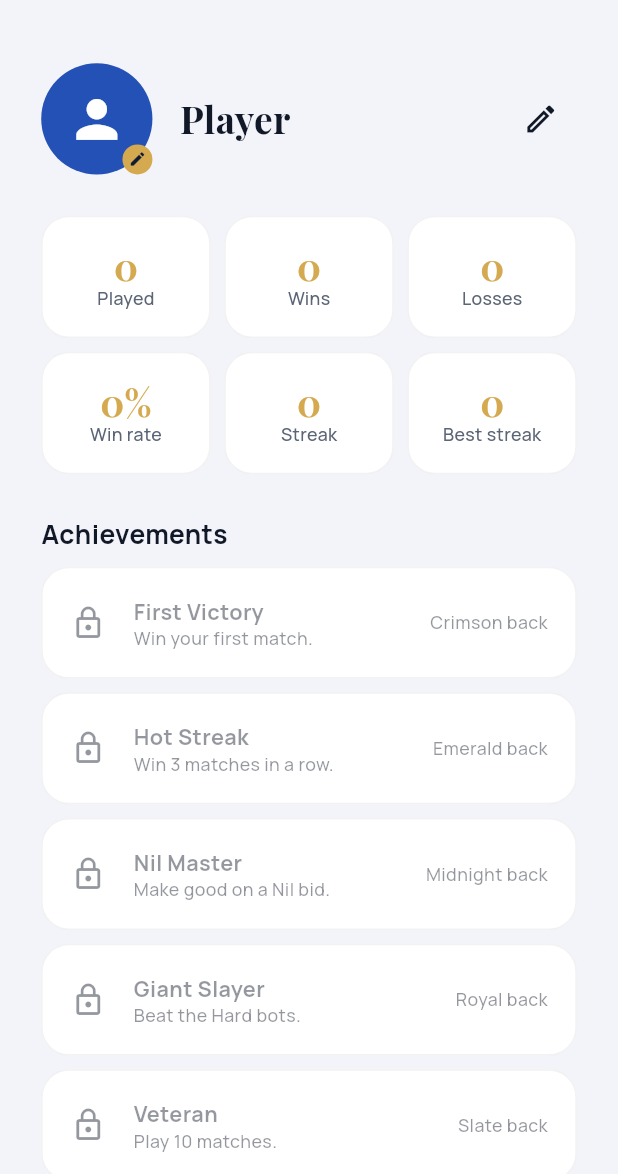
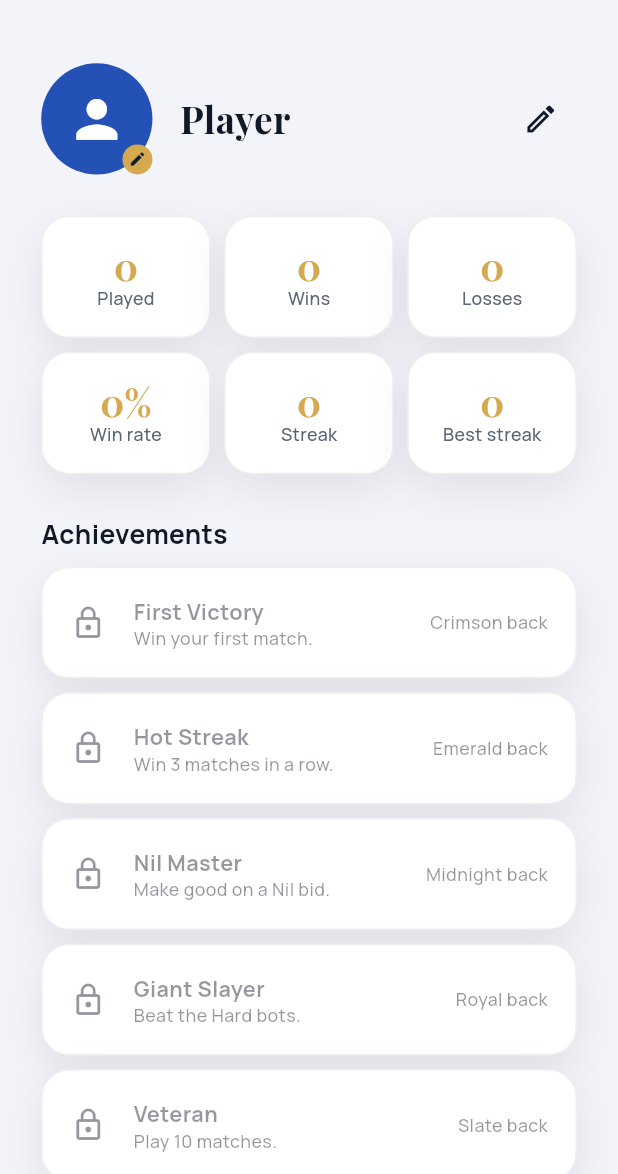
Before and after one commit to Gulshid/Card-Game, a Flutter app: the ProfilePage screen opened by its route, on a phone screen of 412 x 824 dp, the part 62-1236 px from its top. Run offline on Flutter 3.47's test engine with Material 3 defaults, Android fonts, the light colour scheme and no system bars; our stand-ins replace audioplayers, equatable, flutter_bloc, flutter_screenutil, get_it, go_router and 3 more; accounts and stored records are empty; statements that could not run were skipped.

Commit message:
app surface is updaye

```diff
--- a/card_game/lib/Shared/widgets/app_surface.dart
+++ b/card_game/lib/Shared/widgets/app_surface.dart
@@ -5,45 +5,76 @@ import '../../core/theme/app_colors.dart';
 
 /// A themed, elevated container — the base for every card-like block
 /// in the app that is *not* a playing card (stat tiles, settings
-/// rows, banners). Named "Surface" rather than "Card" specifically to
-/// avoid clashing with the domain `Card` model landing in Phase 03.
+/// rows, banners).
+///
+/// Dark mode: a subtle "glass" gradient with a hairline border.
+/// Light mode: a clean white panel with a soft shadow.
+/// Set [highlight] for a gold-edged, glowing variant (e.g. "resume").
 class AppSurface extends StatelessWidget {
   const AppSurface({
     required this.child,
     super.key,
     this.padding,
     this.onTap,
+    this.highlight = false,
+    this.gradient,
+    this.radius,
   });
 
   final Widget child;
   final EdgeInsetsGeometry? padding;
   final VoidCallback? onTap;
+  final bool highlight;
+
+  /// Overrides the default fill (e.g. a hero gradient).
+  final Gradient? gradient;
+  final double? radius;
 
   @override
   Widget build(BuildContext context) {
     final bool isDark = Theme.of(context).brightness == Brightness.dark;
+    final BorderRadius br = BorderRadius.circular(radius ?? AppRadius.lg);
 
-    final Widget content = Container(
-      padding: padding ?? EdgeInsets.all(AppSpacing.md),
+    final Gradient? fill = gradient ??
+        (isDark
+            ? LinearGradient(
+                begin: Alignment.topLeft,
+                end: Alignment.bottomRight,
+                colors: [
+                  Colors.white.withValues(alpha: 0.075),
+                  Colors.white.withValues(alpha: 0.025),
+                ],
+              )
+            : null);
+
+    final Widget inner = Padding(padding: padding ?? EdgeInsets.all(AppSpacing.md), child: child);
+
+    return Container(
       decoration: BoxDecoration(
-        color: isDark ? AppColors.surfaceDark : Colors.white,
-        borderRadius: BorderRadius.circular(AppRadius.lg),
+        color: isDark ? AppColors.surfaceDark.withValues(alpha: 0.55) : Colors.white,
+        gradient: fill,
+        borderRadius: br,
         border: Border.all(
-          color: isDark ? Colors.white.withValues(alpha: 0.06) : Colors.black.withValues(alpha: 0.05),
+          color: highlight
+              ? AppColors.gold.withValues(alpha: 0.65)
+              : (isDark ? Colors.white.withValues(alpha: 0.09) : Colors.black.withValues(alpha: 0.06)),
+          width: highlight ? 1.3 : 1,
         ),
+        boxShadow: highlight ? AppShadows.goldGlow(0.18) : (isDark ? null : AppShadows.soft(false)),
       ),
-      child: child,
-    );
-
-    if (onTap == null) return content;
-
-    return Material(
-      color: Colors.transparent,
-      child: InkWell(
-        onTap: onTap,
-        borderRadius: BorderRadius.circular(AppRadius.lg),
-        child: content,
-      ),
+      child: onTap == null
+          ? inner
+          : Material(
+              color: Colors.transparent,
+              borderRadius: br,
+              child: InkWell(
+                onTap: onTap,
+                borderRadius: br,
+                splashColor: AppColors.gold.withValues(alpha: 0.12),
+                highlightColor: AppColors.gold.withValues(alpha: 0.06),
+                child: inner,
+              ),
+            ),
     );
   }
 }
```
